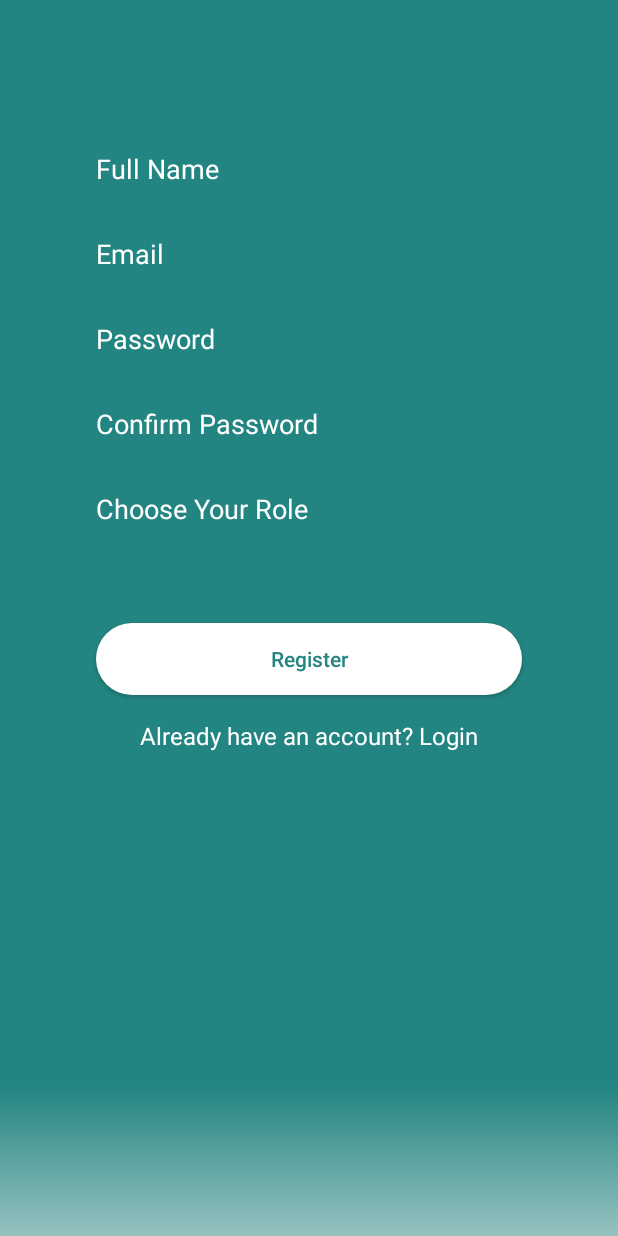
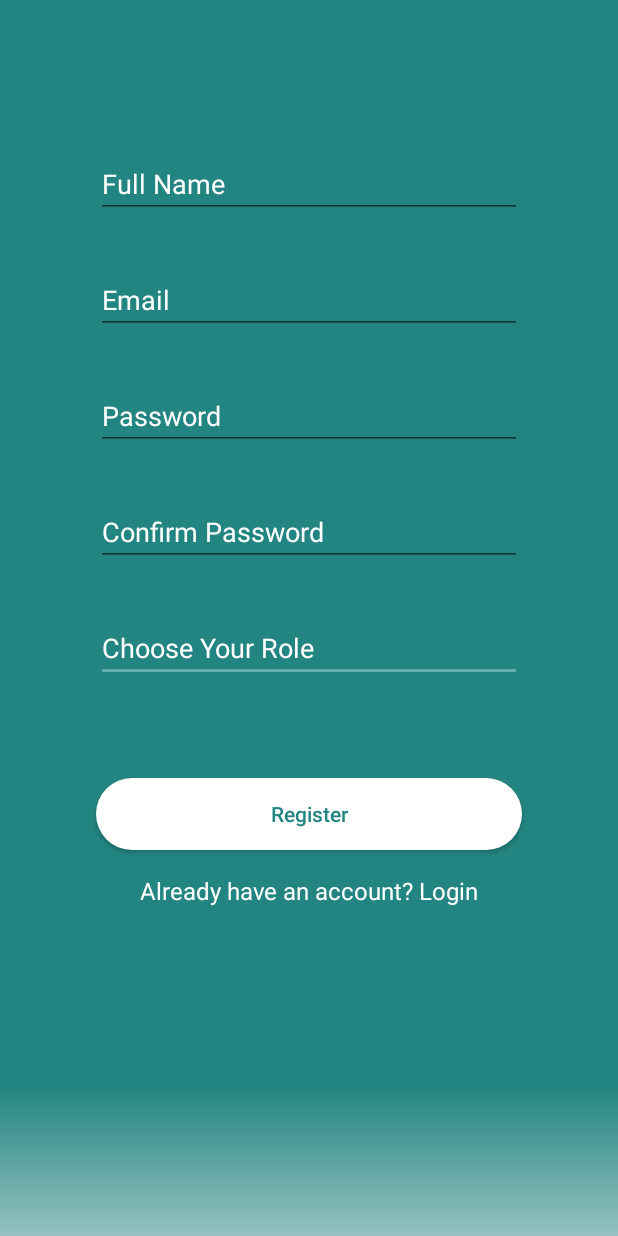
Before and after one commit to a-roseanne/witim, an Android app: the layout activity_register.xml on its own in the app's theme, with its tools: preview values and no code run, on a phone screen of 412 x 824 dp. Run offline under Robolectric (Android 15) with nearby library versions, the phone set to English and light mode, and no system bars; network calls fail.

Commit message:
register

```diff
--- a/app/src/main/res/layout/activity_register.xml
+++ b/app/src/main/res/layout/activity_register.xml
@@ -17,13 +17,12 @@
         app:srcCompat="@drawable/btn_gradient_style" />
 
     <EditText
-        android:id="@+id/edtText_Username3"
+        android:id="@+id/edtText_role"
         android:layout_width="0dp"
         android:layout_height="wrap_content"
         android:layout_marginStart="64dp"
         android:layout_marginTop="32dp"
         android:layout_marginEnd="64dp"
-        android:background="@null"
         android:ems="10"
         android:hint="@string/editTxt_role"
         android:inputType="textPersonName"
@@ -42,7 +41,7 @@
         android:layout_marginStart="64dp"
         android:layout_marginTop="32dp"
         android:layout_marginEnd="64dp"
-        android:background="@null"
+        android:shadowColor="@color/topTabBar"
         android:ems="10"
         android:hint="@string/editTxt_email"
         android:inputType="textEmailAddress"
@@ -52,7 +51,7 @@
         app:layout_constraintEnd_toEndOf="parent"
         app:layout_constraintHorizontal_bias="0.0"
         app:layout_constraintStart_toStartOf="parent"
-        app:layout_constraintTop_toBottomOf="@+id/edtText_Username" />
+        app:layout_constraintTop_toBottomOf="@+id/edtText_name" />
 
     <EditText
         android:id="@+id/edtText_Password"
@@ -61,7 +60,6 @@
         android:layout_marginStart="64dp"
         android:layout_marginTop="32dp"
         android:layout_marginEnd="64dp"
-        android:background="@null"
         android:ems="10"
         android:hint="@string/editTxt_Password"
         android:inputType="textPassword"
@@ -80,7 +78,6 @@
         android:layout_marginStart="64dp"
         android:layout_marginTop="32dp"
         android:layout_marginEnd="64dp"
-        android:background="@null"
         android:ems="10"
         android:hint="@string/editTxt_Confirm"
         android:inputType="textPassword"
@@ -93,13 +90,12 @@
         app:layout_constraintTop_toBottomOf="@+id/edtText_Password" />
 
     <EditText
-        android:id="@+id/edtText_Username"
+        android:id="@+id/edtText_name"
         android:layout_width="0dp"
         android:layout_height="wrap_content"
         android:layout_marginStart="64dp"
         android:layout_marginTop="100dp"
         android:layout_marginEnd="64dp"
-        android:background="@null"
         android:ems="10"
         android:hint="@string/editTxt_username"
         android:inputType="textPersonName"
@@ -111,7 +107,7 @@
         app:layout_constraintTop_toTopOf="parent" />
 
     <Button
-        android:id="@+id/button"
+        android:id="@+id/btn_reg"
         android:layout_width="0dp"
         android:layout_height="wrap_content"
         android:layout_marginStart="64dp"
@@ -123,7 +119,7 @@
         android:textColor="@color/colorPrimaryDark"
         app:layout_constraintEnd_toEndOf="parent"
         app:layout_constraintStart_toStartOf="parent"
-        app:layout_constraintTop_toBottomOf="@+id/edtText_Username3" />
+        app:layout_constraintTop_toBottomOf="@+id/edtText_role" />
 
     <TextView
         android:id="@+id/txtLogin"
@@ -137,6 +133,16 @@
         app:layout_constraintEnd_toEndOf="parent"
         app:layout_constraintHorizontal_bias="0.614"
         app:layout_constraintStart_toStartOf="@+id/iv_gradBg"
-        app:layout_constraintTop_toBottomOf="@+id/button" />
+        app:layout_constraintTop_toBottomOf="@+id/btn_reg" />
+
+    <ProgressBar
+        android:id="@+id/progressBar"
+        style="?android:attr/progressBarStyle"
+        android:layout_width="wrap_content"
+        android:layout_height="wrap_content"
+        android:layout_marginTop="64dp"
+        app:layout_constraintEnd_toEndOf="parent"
+        app:layout_constraintStart_toStartOf="parent"
+        app:layout_constraintTop_toBottomOf="@+id/edtText_role" />
 
 </androidx.constraintlayout.widget.ConstraintLayout>
--- a/app/src/main/res/values/strings.xml
+++ b/app/src/main/res/values/strings.xml
@@ -33,4 +33,6 @@
     <string name="editTxt_Confirm">Confirm Password</string>
     <string name="editTxt_role">Choose Your Role</string>
     <string name="login">Already have an account? Login</string>
+    <string name="forgot">Forgot Password?</string>
+    <string name="register">Don\'t have an account? Register</string>
 </resources>
```
Also changed, not shown: app/src/main/AndroidManifest.xml (+5 -2 lines), app/src/main/java/com/witim/RegisterActivity.java (+94 -1 lines), app/src/main/java/com/witim/activity_login.java (added, +18 -0 lines), app/src/main/java/com/witim/registerRole.java (added, +14 -0 lines), app/src/main/res/layout/activity_login.xml (added, +97 -0 lines), app/src/main/res/layout/activity_register_role.xml (added, +44 -0 lines), app/src/main/res/drawable-hdpi/ha.png (added), app/src/main/res/drawable-hdpi/hacker.png (added), app/src/main/res/drawable-hdpi/hi.png (added), app/src/main/res/drawable-hdpi/hipster.png (added), app/src/main/res/drawable-hdpi/hu.png (added), app/src/main/res/drawable-hdpi/hustler.png (added), 1 other file.
